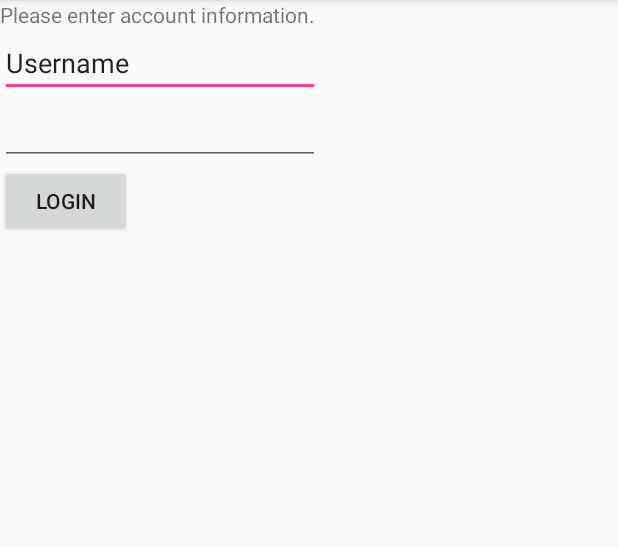
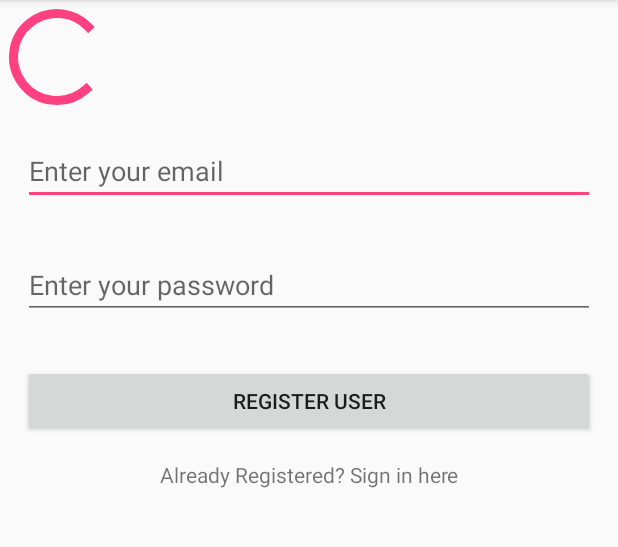
Before and after one commit to asvpcurtis/comp3004, an Android app: the screen it shows after launch (MainActivity), on a phone screen of 412 x 824 dp, the part 84-631 px from its top. Run offline under Robolectric (Android 15) with nearby library versions, the light colour scheme and no system bars; our stand-ins replace Firebase (no records; nobody signed in at launch, a user with empty details on screens opened directly).

Commit message:
Attempt at storing email/passwords in database
Attempted to create login page that stores registered users into online
Firebase database.  Does not store properly. Infinite loading cloud.

```diff
--- a/app/build.gradle
+++ b/app/build.gradle
@@ -34,7 +34,7 @@
     compile 'com.android.support:support-v13:26.1.0'
     compile 'com.android.support:support-vector-drawable:26.1.0'
     compile 'com.android.support:recyclerview-v7:26.1.0'
-    //compile 'com.google.firebase:firebase-auth:10.0.1'
+    compile 'com.google.firebase:firebase-auth:11.4.2'
     testCompile 'junit:junit:4.12'
 }
 
--- a/app/src/main/AndroidManifest.xml
+++ b/app/src/main/AndroidManifest.xml
@@ -2,6 +2,7 @@
 <manifest xmlns:android="http://schemas.android.com/apk/res/android"
     package="com.comp3004.goodbyeworld.tournamentmaster">
 
+    <uses-permission android:name="android.permission.INTERNET" />
     <application
         android:allowBackup="true"
         android:icon="@mipmap/ic_launcher"
--- a/app/src/main/java/com/comp3004/goodbyeworld/tournamentmaster/view/MainActivity.java
+++ b/app/src/main/java/com/comp3004/goodbyeworld/tournamentmaster/view/MainActivity.java
@@ -1,26 +1,99 @@
 package com.comp3004.goodbyeworld.tournamentmaster.view;
+//package net.???;
 
 import android.content.Intent;
+import android.support.annotation.NonNull;
 import android.support.v7.app.AppCompatActivity;
 import android.os.Bundle;
+import android.text.TextUtils;
 import android.widget.Button;
 import android.view.View;
+import android.widget.EditText;
+import android.widget.ProgressBar;
+import android.widget.TextView;
+import android.widget.Toast;
 
 import com.comp3004.goodbyeworld.tournamentmaster.R;
+import com.google.android.gms.tasks.OnCompleteListener;
+import com.google.android.gms.tasks.Task;
+import com.google.firebase.auth.AuthResult;
+import com.google.firebase.auth.FirebaseAuth;
 
-public class MainActivity extends AppCompatActivity {
+public class MainActivity extends AppCompatActivity implements View.OnClickListener{
+
+    private Button buttonRegister;
+    private EditText editTextEmail;
+    private EditText editTextPassword;
+    private TextView textViewSignin;
+
+    //private ProgressBar progressBar;
+
+    private FirebaseAuth firebaseAuth;
 
     @Override
     protected void onCreate(Bundle savedInstanceState) {
         super.onCreate(savedInstanceState);
         setContentView(R.layout.activity_main);
-        Button button = (Button)findViewById(R.id.button);
-        button.setOnClickListener(new View.OnClickListener() {
-            @Override
-            public void onClick(View v) {
-                Intent intent = new Intent(MainActivity.this, OrgActivity.class);
-                startActivity(intent);
-            }
-        });
+
+        firebaseAuth = FirebaseAuth.getInstance();
+
+        //progressBar = new ProgressBar(this);
+        buttonRegister = (Button)findViewById(R.id.buttonRegister);
+
+        editTextEmail = (EditText) findViewById(R.id.editTextEmail);
+        editTextPassword = (EditText) findViewById(R.id.editTextPassword);
+
+        textViewSignin = (TextView) findViewById(R.id.textViewSignin);
+        buttonRegister.setOnClickListener(this);
+        textViewSignin.setOnClickListener(this);
+    }
+
+    private void registerUser(){
+        String email = editTextEmail.getText().toString().trim();
+        String password = editTextPassword.getText().toString().trim();
+
+        if(TextUtils.isEmpty(email)){
+            //email is empty
+            Toast.makeText(this, "Please enter email", Toast.LENGTH_SHORT).show();
+            //stopping the function execution further
+            return;
+        }
+        if(TextUtils.isEmpty(password)){
+            //password is empty
+            Toast.makeText(this, "Please enter password", Toast.LENGTH_SHORT).show();
+            //stopping the function execution further
+            return;
+        }
+        //if value is ok
+        //will show a progress bar
+
+        //progressBar.setVisibility(View.VISIBLE);
+        //spinner.setVisibility(View.GONE);
+        firebaseAuth.createUserWithEmailAndPassword(email,password).addOnCompleteListener(this, new OnCompleteListener<AuthResult>() {
+                    @Override
+                    public void onComplete(@NonNull Task<AuthResult> task) {
+                        if(task.isSuccessful()) {
+                            //user is successfully registered and logged in
+                            //profile activity starts here
+                            //for now display toast
+                            Toast.makeText(MainActivity.this, "Registered Successfully", Toast.LENGTH_SHORT).show();
+                        }else{
+                            Toast.makeText(MainActivity.this, "Could not Register User", Toast.LENGTH_SHORT).show();
+                        }
+                    }
+                });
+
+
+    }
+
+    @Override
+    public void onClick(View view) {
+        if(view == buttonRegister){
+            registerUser();
+        }
+
+        if(view == textViewSignin){
+            //will open login activity here
+        }
     }
 }
--- a/app/src/main/res/layout/activity_main.xml
+++ b/app/src/main/res/layout/activity_main.xml
@@ -1,35 +1,50 @@
 <?xml version="1.0" encoding="utf-8"?>
 <LinearLayout xmlns:android="http://schemas.android.com/apk/res/android"
     xmlns:tools="http://schemas.android.com/tools"
+    android:layout_centerHorizontal="true"
+    android:layout_centerVertical="true"
     android:layout_width="match_parent"
-    android:layout_height="match_parent"
+    android:layout_height="wrap_content"
     android:orientation="vertical"
     tools:context="com.comp3004.goodbyeworld.tournamentmaster.view.MainActivity">
 
-    <TextView
+    <ProgressBar
+        android:id="@+id/progressBar1"
+        style="?android:attr/progressBarStyleLarge"
         android:layout_width="wrap_content"
         android:layout_height="wrap_content"
-        android:text="Please enter account information." />
+        android:layout_centerHorizontal="true" />
 
     <EditText
-        android:id="@+id/editText"
-        android:layout_width="wrap_content"
+        android:layout_margin="15dp"
+        android:hint="Enter your email"
+        android:id="@+id/editTextEmail"
+        android:layout_width="match_parent"
         android:layout_height="wrap_content"
         android:ems="10"
-        android:inputType="textPersonName"
-        android:text="Username" />
+        android:inputType="textEmailAddress" />
 
     <EditText
-        android:id="@+id/editText2"
-        android:layout_width="wrap_content"
+        android:layout_margin="15dp"
+        android:hint="Enter your password"
+        android:id="@+id/editTextPassword"
+        android:layout_width="match_parent"
         android:layout_height="wrap_content"
         android:ems="10"
         android:inputType="textPassword" />
 
     <Button
-        android:id="@+id/button"
-        android:layout_width="wrap_content"
+        android:layout_margin="15dp"
+        android:id="@+id/buttonRegister"
+        android:layout_width="match_parent"
         android:layout_height="wrap_content"
-        android:text="Login" />
+        android:text="Register User" />
+
+    <TextView
+        android:textAlignment="center"
+        android:text="Already Registered? Sign in here"
+        android:id="@+id/textViewSignin"
+        android:layout_width="match_parent"
+        android:layout_height="wrap_content" />
 
 </LinearLayout>
--- a/build.gradle
+++ b/build.gradle
@@ -6,7 +6,7 @@
     }
     dependencies {
         classpath 'com.android.tools.build:gradle:2.3.3'
-
+        classpath 'com.google.gms:google-services:3.1.0'
         // NOTE: Do not place your application dependencies here; they belong
         // in the individual module build.gradle files
         classpath 'com.google.gms:google-services:3.0.0'
```
Also changed, not shown: 2 other files.
